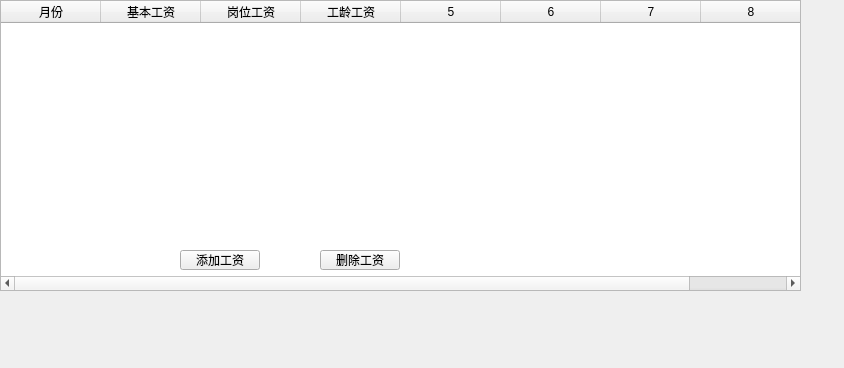
Qt form salarywindow.ui (Kiwi689/Salary-management-system) before a commit.
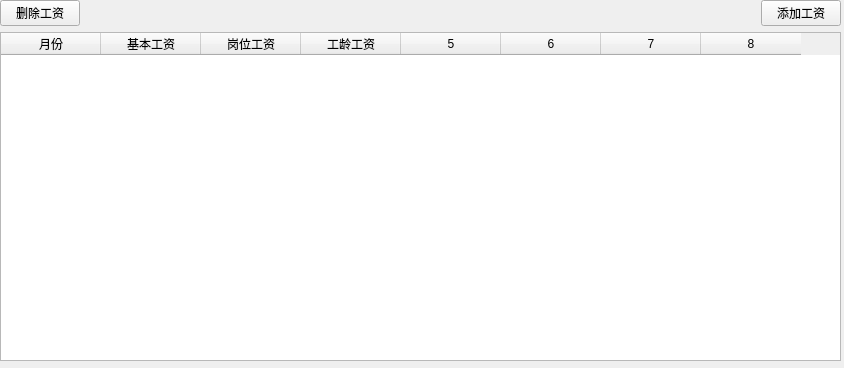
The same form after that commit.

Commit message: perfect salarywindow

The edit to the form file:
```diff
--- a/salarywindow.ui
+++ b/salarywindow.ui
@@ -13,15 +13,49 @@
   <property name="windowTitle">
    <string>Form</string>
   </property>
-  <widget class="QTableWidget" name="tableWidget">
+  <widget class="QWidget" name="">
    <property name="geometry">
     <rect>
      <x>0</x>
      <y>0</y>
-     <width>801</width>
-     <height>291</height>
+     <width>841</width>
+     <height>361</height>
     </rect>
    </property>
+   <layout class="QVBoxLayout" name="verticalLayout">
+    <item>
+     <layout class="QHBoxLayout" name="horizontalLayout_2">
+      <item>
+       <widget class="QPushButton" name="btnDeleteSalary">
+        <property name="text">
+         <string>删除工资</string>
+        </property>
+       </widget>
+      </item>
+      <item>
+       <spacer name="horizontalSpacer">
+        <property name="orientation">
+         <enum>Qt::Horizontal</enum>
+        </property>
+        <property name="sizeHint" stdset="0">
+         <size>
+          <width>40</width>
+          <height>20</height>
+         </size>
+        </property>
+       </spacer>
+      </item>
+      <item>
+       <widget class="QPushButton" name="btnAddSalary">
+        <property name="text">
+         <string>添加工资</string>
+        </property>
+       </widget>
+      </item>
+     </layout>
+    </item>
+    <item>
+     <widget class="QTableWidget" name="tableWidget">
    <property name="columnCount">
     <number>8</number>
    </property>
@@ -50,31 +84,8 @@
    <column/>
    <column/>
   </widget>
-  <widget class="QPushButton" name="btnAddSalary">
-   <property name="geometry">
-    <rect>
-     <x>180</x>
-     <y>250</y>
-     <width>80</width>
-     <height>20</height>
-    </rect>
-   </property>
-   <property name="text">
-    <string>添加工资</string>
-   </property>
-  </widget>
-  <widget class="QPushButton" name="btnDeleteSalary">
-   <property name="geometry">
-    <rect>
-     <x>320</x>
-     <y>250</y>
-     <width>80</width>
-     <height>20</height>
-    </rect>
-   </property>
-   <property name="text">
-    <string>删除工资</string>
-   </property>
+    </item>
+   </layout>
   </widget>
  </widget>
  <resources/>
```
Lines whose indentation alone changed are shown as unchanged. The commit also changes 5 other files.
